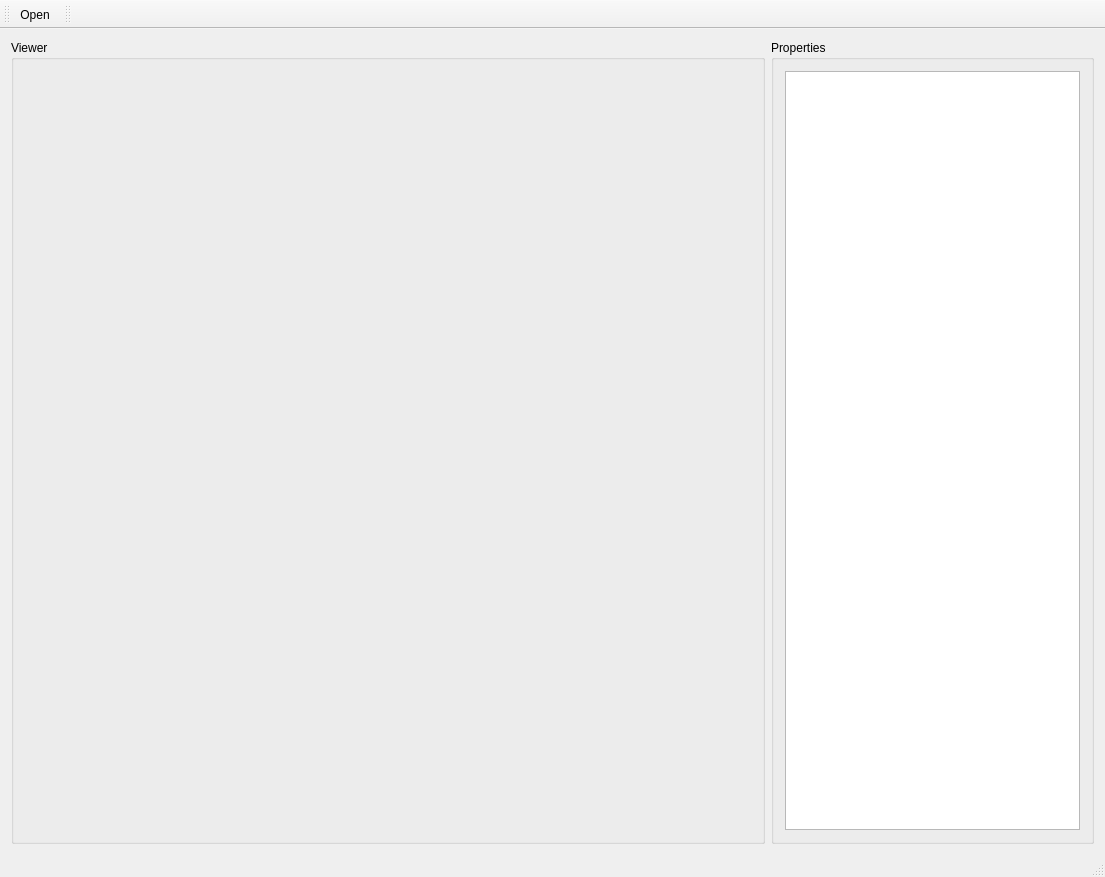
Before: the Qt Designer form mainwindow.ui in yslib/EMExplorer, drawn with Qt 5.
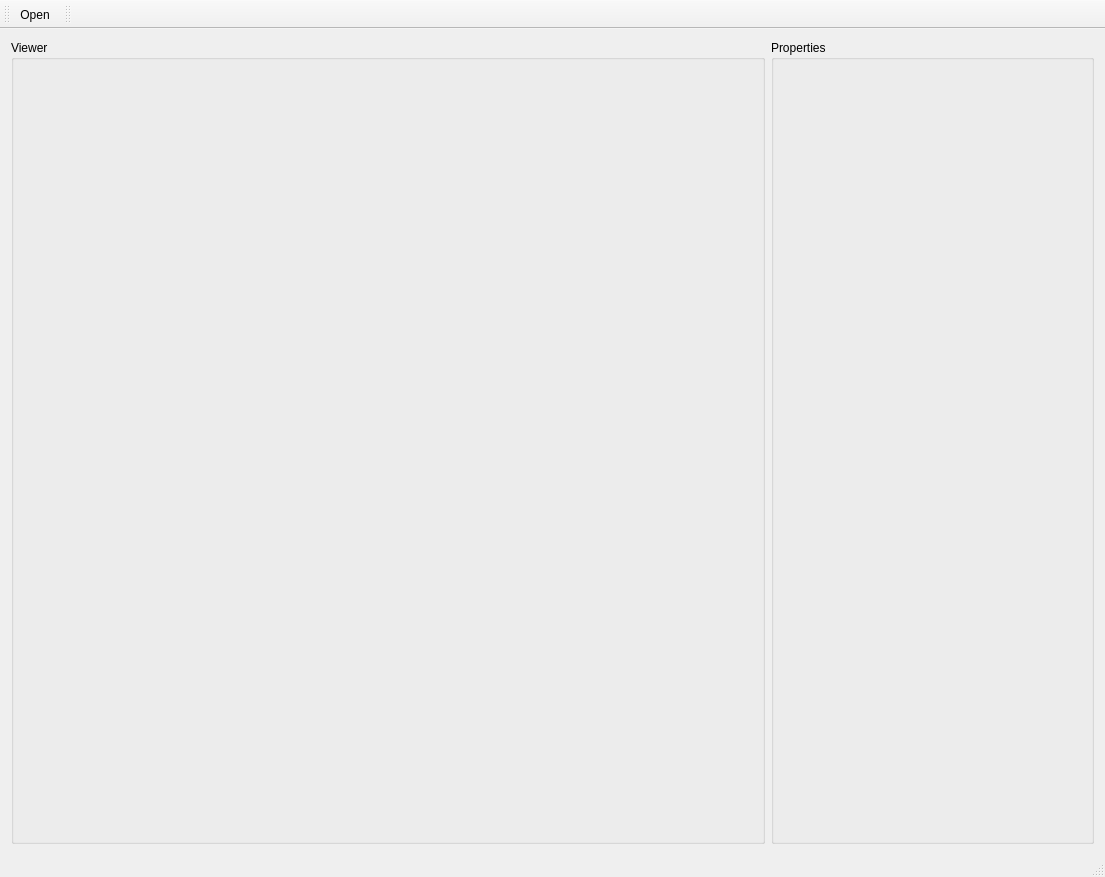
After: the same form once the commit is applied.

Patch:
```diff
--- a/mainwindow.ui
+++ b/mainwindow.ui
@@ -39,16 +39,6 @@
          <string>Properties</string>
         </property>
         <layout class="QGridLayout" name="gridLayout_2">
-         <item row="1" column="0">
-          <widget class="QTextEdit" name="textEdit">
-           <property name="readOnly">
-            <bool>true</bool>
-           </property>
-           <property name="overwriteMode">
-            <bool>true</bool>
-           </property>
-          </widget>
-         </item>
          <item row="0" column="0">
           <layout class="QVBoxLayout" name="leftVLayout"/>
          </item>
```
Left out of the diff: 2 changed lines with no effect on the pictures.
